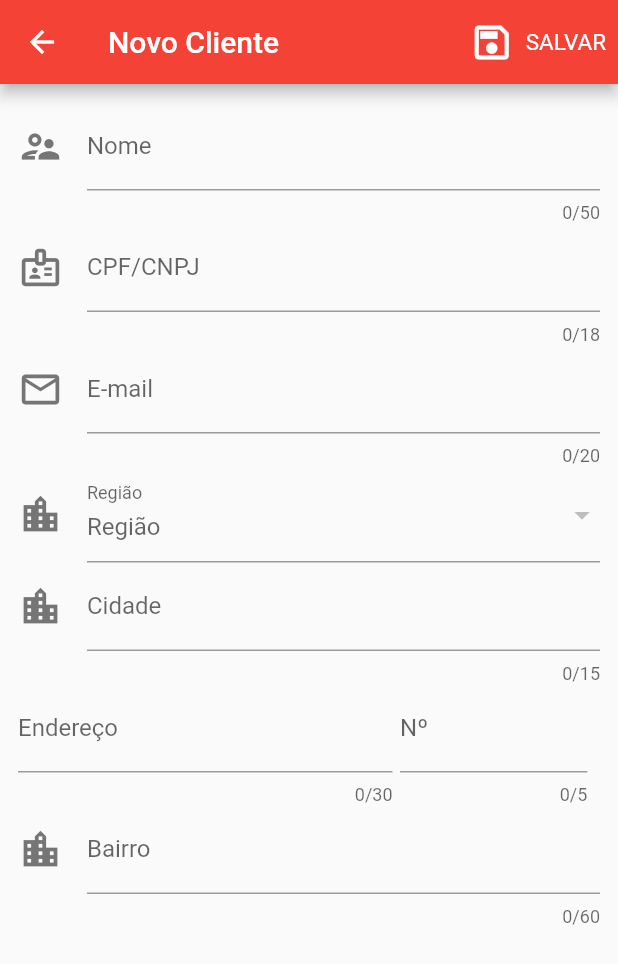
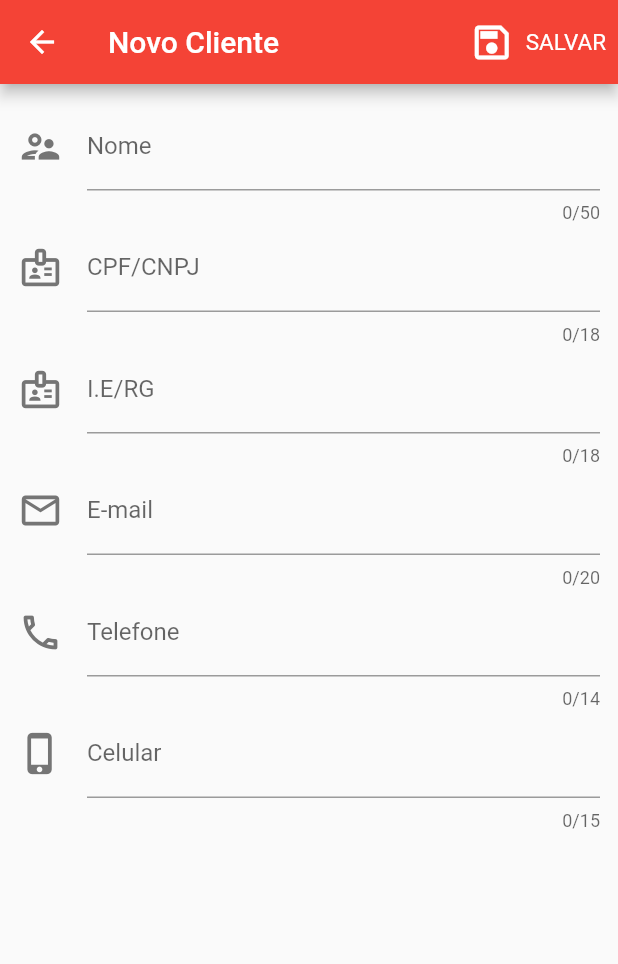
Before and after one commit to MayconLSilva/SalesApp, a Flutter app: the NovoClienteDialog screen opened directly, on a phone screen of 412 x 824 dp. Shown: the top 964 px of the screen. Run offline on Flutter 3.47's test engine with Material 2 defaults, Android fonts, the phone set to English and light mode, and no system bars; our stand-ins replace brasil_fields, fluttertoast, sqflite; missing offline and left inert: splash_screen_view; accounts and stored records are empty.

Commit message:
alteração da tela cliente

```diff
--- a/lib/novoCliente.dart
+++ b/lib/novoCliente.dart
@@ -6,7 +6,6 @@ import 'package:flutter/material.dart';
 import 'package:flutter/services.dart';
 import 'package:SalesApp/clientes.dart';
 import 'package:SalesApp/model/ClienteModel.dart';
-import 'package:fluttertoast/fluttertoast.dart';
 
 
 
@@ -74,7 +73,10 @@ class NovoClienteDialogState extends State<NovoClienteDialog> {
 
 
       /////////////////////////////////////////////////INICIO DO CÓDIGO DOS CAMPOS/////////////////////////////////////////////////
-      body: SingleChildScrollView(
+      body:
+
+        SingleChildScrollView(
+          //keyboardDismissBehavior: ScrollViewKeyboardDismissBehavior.onDrag,
           child: Stack(
             children: <Widget>[
               new Container(
@@ -85,7 +87,12 @@ class NovoClienteDialogState extends State<NovoClienteDialog> {
 
                       buildTextFormFieldNome(),
                       buildTextFormFieldCPF(),
+                      buildTextFormFieldIERg(),
                       buildTextFormFieldEmail(),
+                      buildTextFormFieldTelefone(),
+                      buildTextFormFieldCelular()
+
+                      /*
                       buildDropdownButtonFormFieldRegiao(),
                       buildTextFormFieldCidade(),
                       //INICIO DO CÓDIGO QUE DEIXO A ROW COM DUAS COLUNAS
@@ -112,6 +119,7 @@ class NovoClienteDialogState extends State<NovoClienteDialog> {
                       ),
                       //FIM DO CÓDIGO QUE DEIXO A ROW COM DUAS COLUNAS
                       buildTextFormFieldBairro()
+                      */
 
                     ],
                   ),
@@ -120,6 +128,7 @@ class NovoClienteDialogState extends State<NovoClienteDialog> {
             ],
           ),
         ),
+
 /////////////////////////////////////////////////FIM DO CÓDIGO DOS CAMPOS/////////////////////////////////////////////////
 
     );
@@ -229,6 +238,82 @@ class NovoClienteDialogState extends State<NovoClienteDialog> {
       validator: (value) {
         if (value!.isEmpty) {
           return 'Informe o CPF/CNPJ do cliente!';
+        }
+        return null;
+      },
+    );
+  }
+
+  TextFormField buildTextFormFieldIERg() {
+    return TextFormField(
+      keyboardType: TextInputType.number,
+      maxLength: 18,
+      //controller: _cpfCnpjController,
+      decoration: InputDecoration(
+        icon: Icon(
+          Icons.badge_outlined,
+          color: Colors.grey[600],
+          size: 30.0,
+        ),
+        labelText: "I.E/RG",
+      ),
+      validator: (value) {
+        if (value!.isEmpty) {
+          return 'Informe a I.E/RG do cliente!';
+        }
+        return null;
+      },
+    );
+  }
+
+  TextFormField buildTextFormFieldTelefone() {
+    return TextFormField(
+      keyboardType: TextInputType.number,
+      inputFormatters: [
+        // obrigatório
+        FilteringTextInputFormatter.digitsOnly,
+        TelefoneInputFormatter(),
+      ],
+      maxLength: 14,
+      //controller: _cpfCnpjController,
+      decoration: InputDecoration(
+        icon: Icon(
+          Icons.phone_outlined,
+          color: Colors.grey[600],
+          size: 30.0,
+        ),
+        labelText: "Telefone",
+      ),
+      validator: (value) {
+        if (value!.isEmpty) {
+          return 'Informe o telefone do cliente!';
+        }
+        return null;
+      },
+    );
+  }
+
+  TextFormField buildTextFormFieldCelular() {
+    return TextFormField(
+      keyboardType: TextInputType.number,
+      inputFormatters: [
+        // obrigatório
+        FilteringTextInputFormatter.digitsOnly,
+        TelefoneInputFormatter(),
+      ],
+      maxLength: 15,
+      //controller: _cpfCnpjController,
+      decoration: InputDecoration(
+        icon: Icon(
+          Icons.phone_iphone_outlined,
+          color: Colors.grey[600],
+          size: 30.0,
+        ),
+        labelText: "Celular",
+      ),
+      validator: (value) {
+        if (value!.isEmpty) {
+          return 'Informe o celular do cliente!';
         }
         return null;
       },
```
Lines whose indentation alone changed are shown as unchanged.
